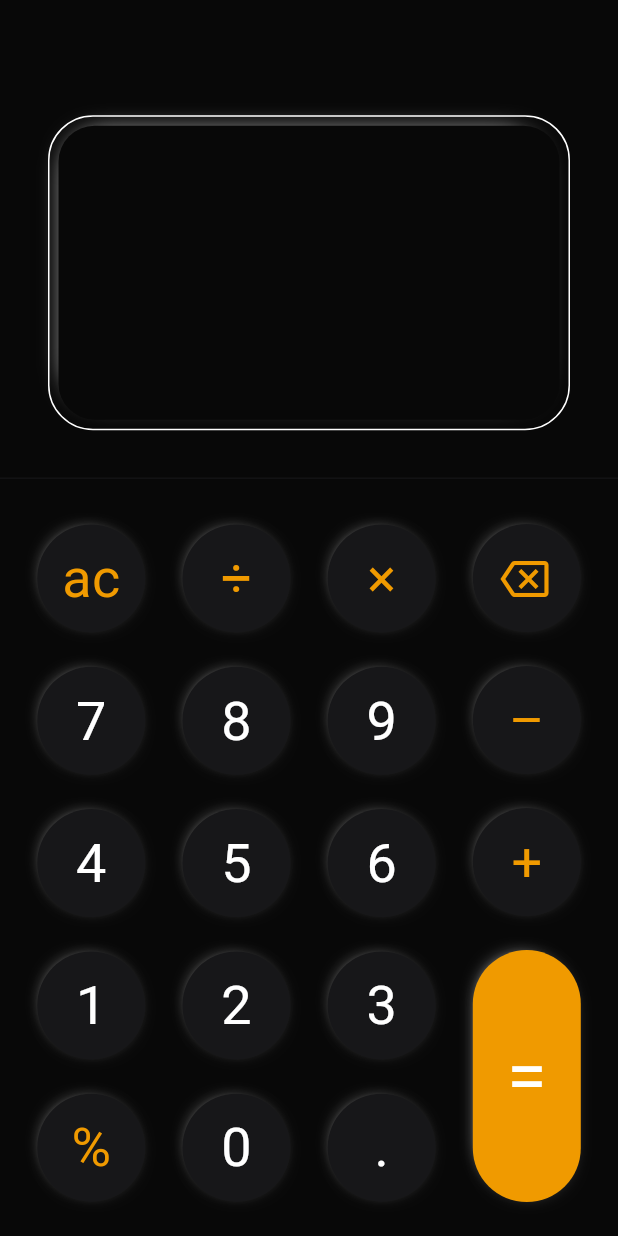
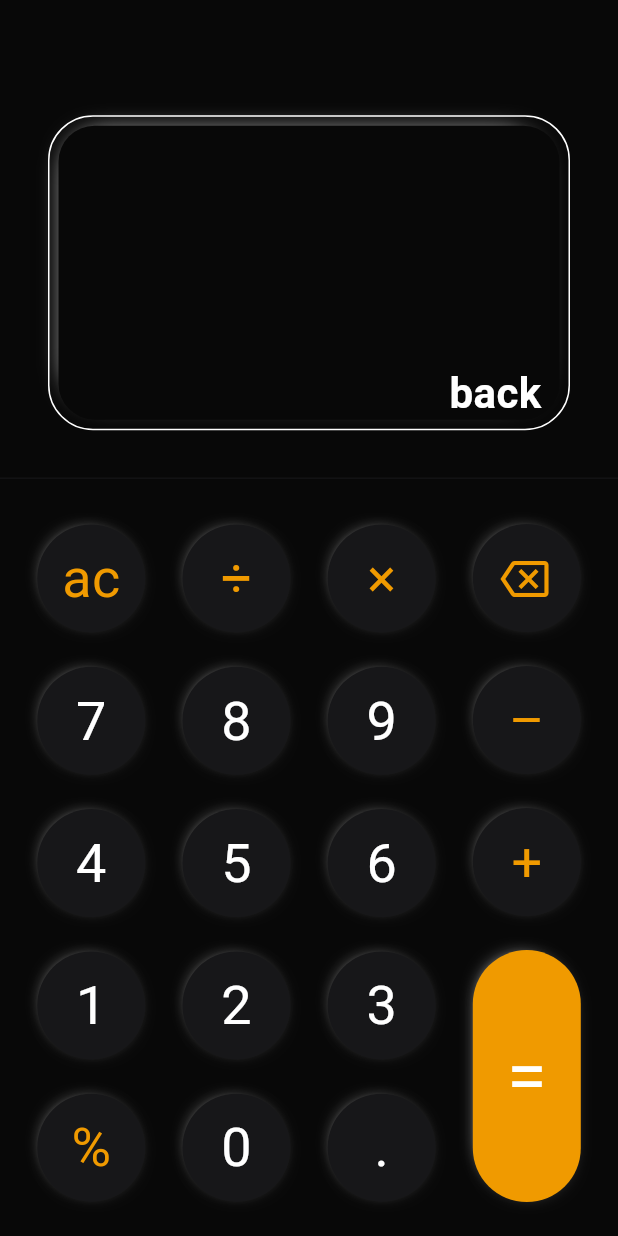
Before and after one commit to matinnajafi/calculator_app, a Flutter app: the screen it shows after launch, after a tap on the "backspace" icon, on a phone screen of 412 x 824 dp. Run offline on Flutter 3.47's test engine with Material 3 defaults, Android fonts, the phone set to English and light mode, and no system bars.

Commit message:
Made calculator buttons clickable and logged output

```diff
--- a/lib/screens/home_screen.dart
+++ b/lib/screens/home_screen.dart
@@ -1,6 +1,8 @@
 import 'package:flutter/material.dart';
 import 'package:flutter_calculator_app/constants/constants.dart';
+import 'package:flutter_calculator_app/providers/calculator_provider.dart';
 import 'package:flutter_calculator_app/widgets/column_buttons.dart';
+import 'package:provider/provider.dart';
 
 class HomeScreen extends StatefulWidget {
   const HomeScreen({super.key});
@@ -12,29 +14,26 @@ class HomeScreen extends StatefulWidget {
 class _HomeScreenState extends State<HomeScreen> {
   @override
   Widget build(BuildContext context) {
+    final calculator = Provider.of<CalculatorProvider>(context);
     return Scaffold(
       backgroundColor: blackColor,
       body: SafeArea(
         child: Column(
           children: [
-            getResultContainer(),
+            getResultContainer(calculator),
             const Divider(thickness: 0.7, color: greyColor),
-            getButtonsContainer(),
+            getButtonsContainer(context),
           ],
         ),
       ),
     );
   }
-}
 
-class getResultContainer extends StatelessWidget {
-  const getResultContainer({super.key});
-
-  @override
-  Widget build(BuildContext context) {
+  Widget getResultContainer(CalculatorProvider calculator) {
     return Expanded(
       flex: 5,
-      child: SizedBox(
+      child: Container(
+        color: blackColor,
         child: Padding(
           padding: const EdgeInsets.symmetric(horizontal: 32),
           child: Column(
@@ -69,6 +68,34 @@ class getResultContainer extends StatelessWidget {
                       color: blackColor,
                       borderRadius: BorderRadius.circular(24),
                     ),
+                    child: SingleChildScrollView(
+                      child: SizedBox(
+                        height: 200,
+                        child: Column(
+                          mainAxisAlignment: MainAxisAlignment.end,
+                          crossAxisAlignment: CrossAxisAlignment.stretch,
+                          children: [
+                            const Spacer(),
+                            Padding(
+                              padding: const EdgeInsets.symmetric(
+                                horizontal: 12,
+                                vertical: 2,
+                              ),
+                              child: Text(
+                                calculator.input,
+                                maxLines: 2,
+                                textAlign: TextAlign.end,
+                                style: const TextStyle(
+                                  color: whiteColor,
+                                  fontSize: 28,
+                                  fontWeight: FontWeight.bold,
+                                ),
+                              ),
+                            ),
+                          ],
+                        ),
+                      ),
+                    ),
                   ),
                 ),
               ),
@@ -79,13 +106,8 @@ class getResultContainer extends StatelessWidget {
       ),
     );
   }
-}
 
-class getButtonsContainer extends StatelessWidget {
-  const getButtonsContainer({super.key});
-
-  @override
-  Widget build(BuildContext context) {
+  Widget getButtonsContainer(context) {
     return Expanded(
       flex: 8,
       child: SizedBox(
@@ -93,10 +115,10 @@ class getButtonsContainer extends StatelessWidget {
         child: Row(
           mainAxisAlignment: MainAxisAlignment.spaceEvenly,
           children: [
-            getColumnButtons('ac', '7', '4', '1', '%'),
-            getColumnButtons('÷', '8', '5', '2', '0'),
-            getColumnButtons('×', '9', '6', '3', '.'),
-            getOperatorsColumn(),
+            getColumnButtons('ac', '7', '4', '1', '%', context),
+            getColumnButtons('÷', '8', '5', '2', '0', context),
+            getColumnButtons('×', '9', '6', '3', '.', context),
+            getOperatorsColumn(context),
           ],
         ),
       ),
--- a/lib/widgets/buttons/backspace_button.dart
+++ b/lib/widgets/buttons/backspace_button.dart
@@ -1,10 +1,15 @@
 // Backspace Button
 import 'package:flutter/material.dart';
 import 'package:flutter_calculator_app/constants/constants.dart';
+import 'package:flutter_calculator_app/providers/calculator_provider.dart';
+import 'package:provider/provider.dart';
 
-Widget getBackSpaceButton() {
+Widget getBackSpaceButton(context) {
+  final calculator = Provider.of<CalculatorProvider>(context);
   return GestureDetector(
-    onTap: () {},
+    onTap: () {
+      calculator.buttonPressed('back');
+    },
     child: Container(
       width: 72,
       height: 72,
--- a/lib/widgets/buttons/equal_button.dart
+++ b/lib/widgets/buttons/equal_button.dart
@@ -1,10 +1,15 @@
 // Equal Button
 import 'package:flutter/material.dart';
 import 'package:flutter_calculator_app/constants/constants.dart';
+import 'package:flutter_calculator_app/providers/calculator_provider.dart';
+import 'package:provider/provider.dart';
 
-Widget getEqualButton() {
+Widget getEqualButton(context) {
+  final calculator = Provider.of<CalculatorProvider>(context);
   return GestureDetector(
-    onTap: () {},
+    onTap: () {
+      calculator.buttonPressed('=');
+    },
     child: Container(
       width: 72,
       height: 168,
--- a/lib/widgets/column_buttons.dart
+++ b/lib/widgets/column_buttons.dart
@@ -1,7 +1,9 @@
 import 'package:flutter/material.dart';
+import 'package:flutter_calculator_app/providers/calculator_provider.dart';
 import 'package:flutter_calculator_app/widgets/buttons/backspace_button.dart';
 import 'package:flutter_calculator_app/widgets/buttons/equal_button.dart';
 import 'package:flutter_calculator_app/widgets/buttons/single_button.dart';
+import 'package:provider/provider.dart';
 
 // Column Buttons Widget
 Widget getColumnButtons(
@@ -10,30 +12,68 @@ Widget getColumnButtons(
   String text3,
   String text4,
   String text5,
+  context,
 ) {
+  final calculator = Provider.of<CalculatorProvider>(context);
   return Column(
     mainAxisAlignment: MainAxisAlignment.spaceEvenly,
     children: [
-      SingleButton(label: text1, onTap: () {}),
-      SingleButton(label: text2, onTap: () {}),
-      SingleButton(label: text3, onTap: () {}),
-      SingleButton(label: text4, onTap: () {}),
-      SingleButton(label: text5, onTap: () {}),
+      SingleButton(
+        label: text1,
+        onTap: () {
+          calculator.buttonPressed(text1);
+        },
+      ),
+      SingleButton(
+        label: text2,
+        onTap: () {
+          calculator.buttonPressed(text2);
+        },
+      ),
+      SingleButton(
+        label: text3,
+        onTap: () {
+          calculator.buttonPressed(text3);
+        },
+      ),
+      SingleButton(
+        label: text4,
+        onTap: () {
+          calculator.buttonPressed(text4);
+        },
+      ),
+      SingleButton(
+        label: text5,
+        onTap: () {
+          calculator.buttonPressed(text5);
+        },
+      ),
     ],
   );
 }
 
 // Operators Column Widget
-Widget getOperatorsColumn() {
+Widget getOperatorsColumn(context) {
+  final calculator = Provider.of<CalculatorProvider>(context);
   return Column(
     mainAxisAlignment: MainAxisAlignment.spaceEvenly,
     crossAxisAlignment: CrossAxisAlignment.center,
     mainAxisSize: MainAxisSize.max,
     children: [
-      getBackSpaceButton(),
-      SingleButton(label: '–', onTap: () {}),
-      SingleButton(label: '+', onTap: () {}),
-      getEqualButton(),
+      getBackSpaceButton(context),
+      SingleButton(
+        label: '–',
+        onTap: () {
+          calculator.buttonPressed('-');
+        },
+      ),
+      SingleButton(
+        label: '+',
+        onTap: () {
+          calculator.buttonPressed('+');
+        },
+      ),
+      getEqualButton(context),
     ],
   );
 }
```
